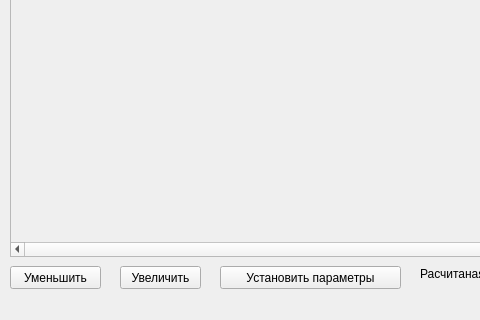
Qt form mainwindow.ui (distivi/toxic_map_niko) before a commit; both pictures show x 0 to 480 and y 280 to 600 of the 800 by 600 pixel window.
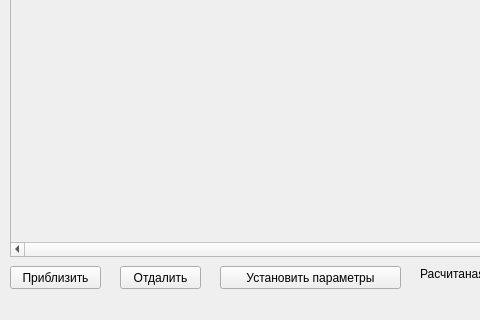
The same form after that commit.

```diff
--- a/mainwindow.ui
+++ b/mainwindow.ui
@@ -74,7 +74,7 @@
      <string>&lt;html&gt;&lt;head/&gt;&lt;body&gt;&lt;p&gt;Уменьшить масштаб&lt;/p&gt;&lt;/body&gt;&lt;/html&gt;</string>
     </property>
     <property name="text">
-     <string>Уменьшить</string>
+     <string>Приблизить</string>
     </property>
    </widget>
    <widget class="QPushButton" name="zoomOutBtn">
@@ -90,7 +90,7 @@
      <string>&lt;html&gt;&lt;head/&gt;&lt;body&gt;&lt;p&gt;Увеличить масштаб&lt;/p&gt;&lt;/body&gt;&lt;/html&gt;</string>
     </property>
     <property name="text">
-     <string>Увеличить</string>
+     <string>Отдалить</string>
     </property>
    </widget>
    <widget class="QPushButton" name="pushButton">
```
